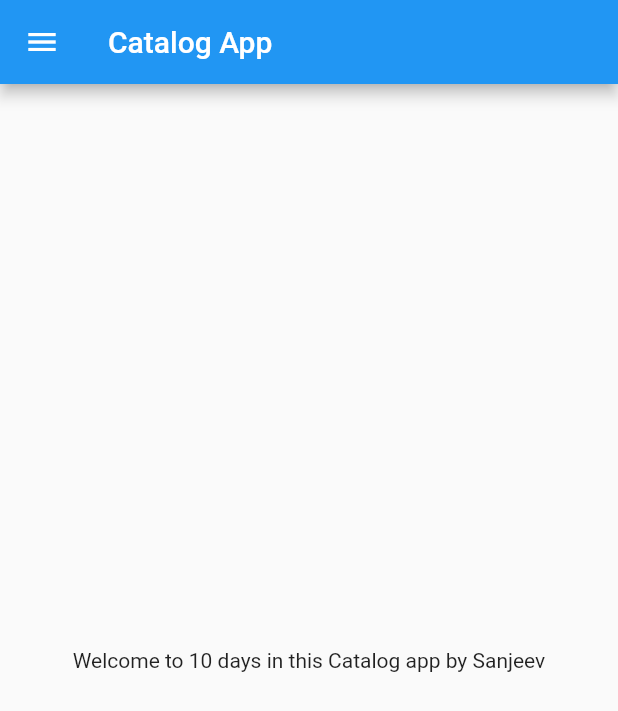
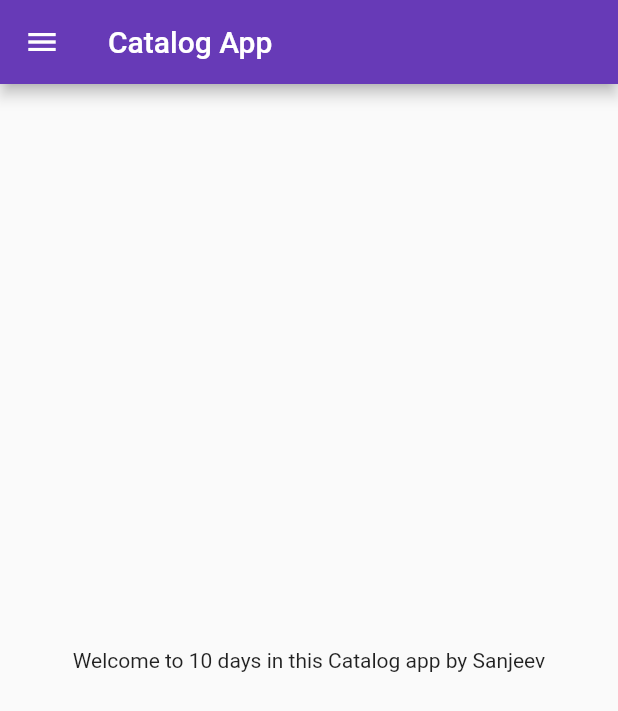
Before and after one commit to Sanjeev756/Catalog-App, a Flutter app: the screen it shows after launch, on a phone screen of 412 x 824 dp. Shown: the top 711 px of the screen. Run offline on Flutter 3.47's test engine with Material 2 defaults, Android fonts, the phone set to English and light mode, and no system bars.

Commit message:
Route, Theme, Text and Dart-Function,Class,Method

```diff
--- a/lib/main.dart
+++ b/lib/main.dart
@@ -1,4 +1,5 @@
-import 'package:catalog/home_page.dart';
+import 'package:catalog/pages/home_page.dart';
+import 'package:catalog/pages/login_page.dart';
 import 'package:flutter/material.dart';
 
 void main(List<String> args) {
@@ -13,7 +14,20 @@ class MyApp extends StatelessWidget {
     return MaterialApp(
       debugShowCheckedModeBanner: false,
       title: 'Catalog App',
-      home: HomePage(),
+      // home: HomePage(),
+      themeMode: ThemeMode.light,
+      theme: ThemeData(primarySwatch: Colors.deepPurple),
+      darkTheme: ThemeData(
+        brightness: Brightness.light,
+      ),
+
+      initialRoute: "/home",
+      routes: {
+        "/": (context) => const LoginPage(),
+        "/home": (context) => HomePage(),
+        "/login": (context) => const LoginPage(),
+
+      },
     );
   }
 }
```
Also changed, not shown: lib/pages/login_page.dart (added, +18 -0 lines), lib/pages/home_page.dart (renamed from lib/home_page.dart).
